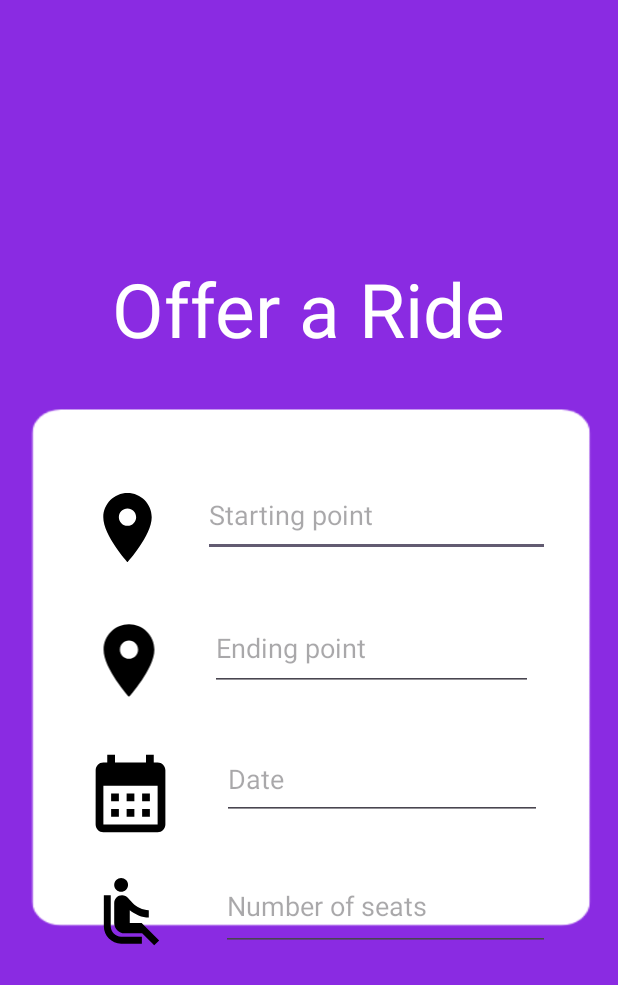
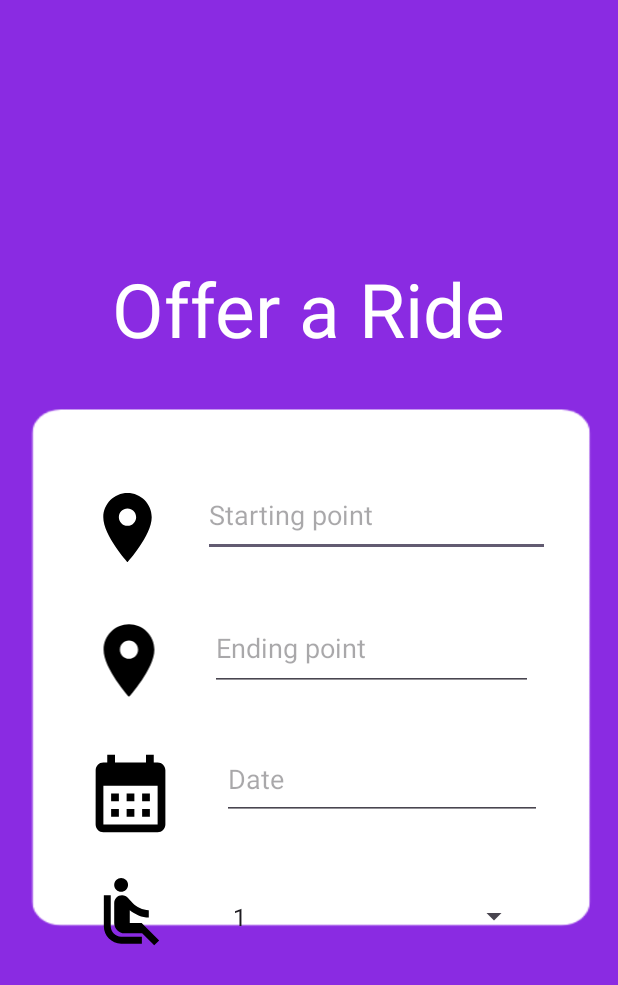
Before and after one commit to ChaitanyaSannidhi/CarPoolingProject, an Android app: the OfferActivity screen opened directly, with no data from a screen before it, on a phone screen of 412 x 824 dp. Shown: the top 985 px of the screen. Run offline under Robolectric (Android 15) with nearby library versions, the phone set to English and light mode, and no system bars.

Commit message:
Added a Spinner Class in Offer Page

```diff
--- a/app/src/main/java/com/example/carpooling/OfferActivity.java
+++ b/app/src/main/java/com/example/carpooling/OfferActivity.java
@@ -1,6 +1,11 @@
 package com.example.carpooling;
 
 import android.os.Bundle;
+import android.view.View;
+import android.widget.AdapterView;
+import android.widget.ArrayAdapter;
+import android.widget.Spinner;
+import android.widget.Toast;
 
 import androidx.activity.EdgeToEdge;
 import androidx.appcompat.app.AppCompatActivity;
@@ -15,10 +20,39 @@ public class OfferActivity extends AppCompatActivity {
         super.onCreate(savedInstanceState);
         EdgeToEdge.enable(this);
         setContentView(R.layout.activity_offer);
+
         ViewCompat.setOnApplyWindowInsetsListener(findViewById(R.id.main), (v, insets) -> {
             Insets systemBars = insets.getInsets(WindowInsetsCompat.Type.systemBars());
             v.setPadding(systemBars.left, systemBars.top, systemBars.right, systemBars.bottom);
             return insets;
         });
+
+        // Initialize the Spinner
+        Spinner offerSpinner = findViewById(R.id.offer_spinner);
+
+        // Create an ArrayAdapter using the string array and a default spinner layout
+        ArrayAdapter<CharSequence> adapter = ArrayAdapter.createFromResource(this,
+                R.array.offer_items, android.R.layout.simple_spinner_item);
+
+        // Specify the layout to use when the list of choices appears
+        adapter.setDropDownViewResource(android.R.layout.simple_spinner_dropdown_item);
+
+        // Apply the adapter to the spinner
+        offerSpinner.setAdapter(adapter);
+
+        // Set the spinner's item selected listener
+        offerSpinner.setOnItemSelectedListener(new AdapterView.OnItemSelectedListener() {
+            @Override
+            public void onItemSelected(AdapterView<?> parentView, View selectedItemView, int position, long id) {
+                // Your code to perform when the user selects an item from the spinner
+                String selectedItem = parentView.getItemAtPosition(position).toString();
+                Toast.makeText(OfferActivity.this, "Selected: " + selectedItem, Toast.LENGTH_SHORT).show();
+            }
+
+            @Override
+            public void onNothingSelected(AdapterView<?> parentView) {
+                // Your code to perform when no item is selected
+            }
+        });
     }
 }
--- a/app/src/main/res/layout/activity_offer.xml
+++ b/app/src/main/res/layout/activity_offer.xml
@@ -25,7 +25,6 @@
         android:layout_width="231dp"
         android:layout_height="56dp"
         android:layout_marginTop="76dp"
-
         android:hint="Starting point"
         android:textColor="@color/white"
         app:layout_constraintEnd_toEndOf="parent"
@@ -39,7 +38,6 @@
         android:layout_height="57dp"
         android:layout_marginStart="20dp"
         android:layout_marginTop="32dp"
-
         android:hint="Ending point"
         android:textColor="@color/white"
         app:layout_constraintEnd_toEndOf="parent"
@@ -98,14 +96,17 @@
         app:layout_constraintStart_toStartOf="parent"
         app:layout_constraintTop_toBottomOf="@+id/imageView7" />
 
-    <EditText
-        android:layout_width="219dp"
-        android:layout_height="59dp"
+    <Spinner
+        android:id="@+id/offer_spinner"
+        android:layout_width="206dp"
+        android:layout_height="50dp"
+        android:layout_centerHorizontal="true"
         android:layout_marginStart="32dp"
-        android:layout_marginTop="28dp"
-        android:hint="Number of seats"
+        android:layout_marginTop="48dp"
+        app:layout_constraintBottom_toBottomOf="@+id/imageView8"
         app:layout_constraintStart_toEndOf="@+id/imageView8"
-        app:layout_constraintTop_toBottomOf="@+id/editText2" />
+        app:layout_constraintTop_toBottomOf="@+id/editText2"
+        app:layout_constraintVertical_bias="1.0" />
 
 
 </androidx.constraintlayout.widget.ConstraintLayout>
--- a/app/src/main/res/values/strings.xml
+++ b/app/src/main/res/values/strings.xml
@@ -7,4 +7,9 @@
     <string name="Pass">EnterPassword</string>
     <string name="email">Email</string>
     <string name="startsig">Sign Up</string>
+    <string-array name="offer_items">
+    <item>1</item>
+    <item>2</item>
+    <item>3</item>
+    </string-array>
 </resources>
```
